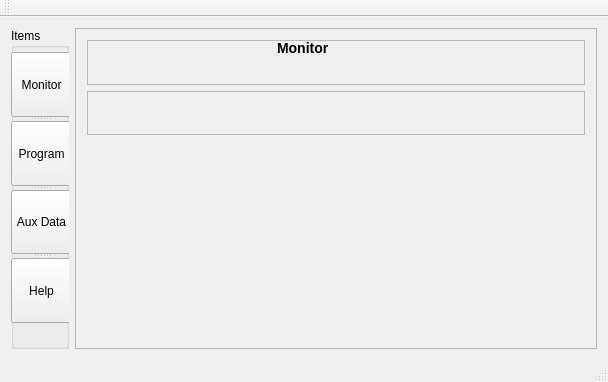
Old version of the form controlPC/GUIPrototype/mainwindow.ui in the repository simachewh/climateChamber.
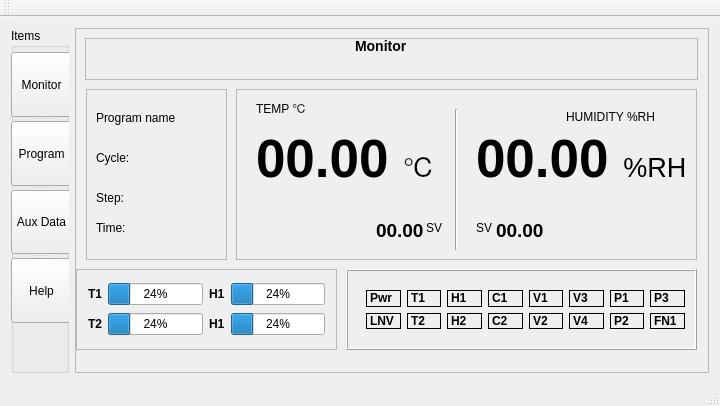
New version of the form.

Commit message: gui prototype monitor page has now all views, layouts yet to be added.

Patch:
```diff
--- a/controlPC/GUIPrototype/mainwindow.ui
+++ b/controlPC/GUIPrototype/mainwindow.ui
@@ -6,14 +6,26 @@
    <rect>
     <x>0</x>
     <y>0</y>
-    <width>608</width>
-    <height>382</height>
+    <width>720</width>
+    <height>406</height>
    </rect>
   </property>
+  <property name="minimumSize">
+   <size>
+    <width>720</width>
+    <height>360</height>
+   </size>
+  </property>
   <property name="windowTitle">
    <string>MainWindow</string>
   </property>
   <widget class="QWidget" name="centralWidget">
+   <property name="minimumSize">
+    <size>
+     <width>0</width>
+     <height>0</height>
+    </size>
+   </property>
    <layout class="QHBoxLayout" name="horizontalLayout_2">
     <item>
      <layout class="QHBoxLayout" name="horizontalLayout">
@@ -76,185 +88,514 @@
          <number>1</number>
         </property>
         <widget class="QWidget" name="monitorPage">
-         <layout class="QVBoxLayout" name="verticalLayout">
-          <item>
-           <widget class="QFrame" name="frame_2">
-            <property name="frameShape">
-             <enum>QFrame::StyledPanel</enum>
-            </property>
-            <property name="frameShadow">
-             <enum>QFrame::Raised</enum>
-            </property>
-            <widget class="QLabel" name="labelMonitor">
-             <property name="geometry">
-              <rect>
-               <x>190</x>
-               <y>0</y>
-               <width>71</width>
-               <height>16</height>
-              </rect>
-             </property>
+         <widget class="QFrame" name="titleFrame">
+          <property name="geometry">
+           <rect>
+            <x>9</x>
+            <y>9</y>
+            <width>613</width>
+            <height>42</height>
+           </rect>
+          </property>
+          <property name="frameShape">
+           <enum>QFrame::StyledPanel</enum>
+          </property>
+          <property name="frameShadow">
+           <enum>QFrame::Raised</enum>
+          </property>
+          <widget class="QLabel" name="labelMonitor">
+           <property name="geometry">
+            <rect>
+             <x>270</x>
+             <y>0</y>
+             <width>71</width>
+             <height>16</height>
+            </rect>
+           </property>
+           <property name="text">
+            <string>&lt;h3&gt;Monitor&lt;/h3&gt;</string>
+           </property>
+          </widget>
+         </widget>
+         <widget class="QFrame" name="deviceFrame">
+          <property name="geometry">
+           <rect>
+            <x>270</x>
+            <y>240</y>
+            <width>351</width>
+            <height>81</height>
+           </rect>
+          </property>
+          <property name="frameShape">
+           <enum>QFrame::Box</enum>
+          </property>
+          <property name="frameShadow">
+           <enum>QFrame::Raised</enum>
+          </property>
+          <widget class="QWidget" name="">
+           <property name="geometry">
+            <rect>
+             <x>9</x>
+             <y>10</y>
+             <width>341</width>
+             <height>61</height>
+            </rect>
+           </property>
+           <layout class="QGridLayout" name="gridLayout_2">
+            <item row="0" column="0">
+             <widget class="QLabel" name="pwrLabel">
+              <property name="frameShape">
+               <enum>QFrame::Box</enum>
+              </property>
+              <property name="text">
+               <string>&lt;b&gt;Pwr&lt;/b&gt;</string>
+              </property>
+             </widget>
+            </item>
+            <item row="0" column="1">
+             <widget class="QLabel" name="t1Label">
+              <property name="frameShape">
+               <enum>QFrame::Box</enum>
+              </property>
+              <property name="text">
+               <string>&lt;b&gt;T1&lt;/b&gt;</string>
+              </property>
+             </widget>
+            </item>
+            <item row="0" column="2">
+             <widget class="QLabel" name="h1Label">
+              <property name="frameShape">
+               <enum>QFrame::Box</enum>
+              </property>
+              <property name="text">
+               <string>&lt;b&gt;H1&lt;/b&gt;</string>
+              </property>
+             </widget>
+            </item>
+            <item row="0" column="3">
+             <widget class="QLabel" name="c1Label">
+              <property name="frameShape">
+               <enum>QFrame::Box</enum>
+              </property>
+              <property name="text">
+               <string>&lt;b&gt;C1&lt;/b&gt;</string>
+              </property>
+             </widget>
+            </item>
+            <item row="0" column="4">
+             <widget class="QLabel" name="v1Label">
+              <property name="frameShape">
+               <enum>QFrame::Box</enum>
+              </property>
+              <property name="text">
+               <string>&lt;b&gt;V1&lt;/b&gt;</string>
+              </property>
+             </widget>
+            </item>
+            <item row="0" column="5">
+             <widget class="QLabel" name="v3Label">
+              <property name="frameShape">
+               <enum>QFrame::Box</enum>
+              </property>
+              <property name="text">
+               <string>&lt;b&gt;V3&lt;/b&gt;</string>
+              </property>
+             </widget>
+            </item>
+            <item row="0" column="6">
+             <widget class="QLabel" name="v4Label_2">
+              <property name="frameShape">
+               <enum>QFrame::Box</enum>
+              </property>
+              <property name="text">
+               <string>&lt;b&gt;P1&lt;/b&gt;</string>
+              </property>
+             </widget>
+            </item>
+            <item row="0" column="7">
+             <widget class="QLabel" name="v4Label_4">
+              <property name="frameShape">
+               <enum>QFrame::Box</enum>
+              </property>
+              <property name="text">
+               <string>&lt;b&gt;P3&lt;/b&gt;</string>
+              </property>
+             </widget>
+            </item>
+            <item row="1" column="0">
+             <widget class="QLabel" name="lnvLabel">
+              <property name="frameShape">
+               <enum>QFrame::Box</enum>
+              </property>
+              <property name="text">
+               <string>&lt;b&gt;LNV&lt;/b&gt;</string>
+              </property>
+             </widget>
+            </item>
+            <item row="1" column="1">
+             <widget class="QLabel" name="t2Label">
+              <property name="frameShape">
+               <enum>QFrame::Box</enum>
+              </property>
+              <property name="text">
+               <string>&lt;b&gt;T2&lt;/b&gt;</string>
+              </property>
+             </widget>
+            </item>
+            <item row="1" column="2">
+             <widget class="QLabel" name="h2Label">
+              <property name="frameShape">
+               <enum>QFrame::Box</enum>
+              </property>
+              <property name="text">
+               <string>&lt;b&gt;H2&lt;/b&gt;</string>
+              </property>
+             </widget>
+            </item>
+            <item row="1" column="3">
+             <widget class="QLabel" name="c2Label">
+              <property name="frameShape">
+               <enum>QFrame::Box</enum>
+              </property>
+              <property name="text">
+               <string>&lt;b&gt;C2&lt;/b&gt;</string>
+              </property>
+             </widget>
+            </item>
+            <item row="1" column="4">
+             <widget class="QLabel" name="v2Label">
+              <property name="frameShape">
+               <enum>QFrame::Box</enum>
+              </property>
+              <property name="text">
+               <string>&lt;b&gt;V2&lt;/b&gt;</string>
+              </property>
+             </widget>
+            </item>
+            <item row="1" column="5">
+             <widget class="QLabel" name="v4Label">
+              <property name="frameShape">
+               <enum>QFrame::Box</enum>
+              </property>
+              <property name="text">
+               <string>&lt;b&gt;V4&lt;/b&gt;</string>
+              </property>
+             </widget>
+            </item>
+            <item row="1" column="6">
+             <widget class="QLabel" name="v4Label_3">
+              <property name="frameShape">
+               <enum>QFrame::Box</enum>
+              </property>
+              <property name="text">
+               <string>&lt;b&gt;P2&lt;/b&gt;</string>
+              </property>
+             </widget>
+            </item>
+            <item row="1" column="7">
+             <widget class="QLabel" name="v4Label_5">
+              <property name="frameShape">
+               <enum>QFrame::Box</enum>
+              </property>
+              <property name="text">
+               <string>&lt;b&gt;FN1&lt;/b&gt;</string>
+              </property>
+             </widget>
+            </item>
+           </layout>
+          </widget>
+         </widget>
+         <widget class="QFrame" name="stateFrame">
+          <property name="geometry">
+           <rect>
+            <x>160</x>
+            <y>60</y>
+            <width>461</width>
+            <height>171</height>
+           </rect>
+          </property>
+          <property name="frameShape">
+           <enum>QFrame::StyledPanel</enum>
+          </property>
+          <property name="frameShadow">
+           <enum>QFrame::Raised</enum>
+          </property>
+          <widget class="QLabel" name="labelTemp">
+           <property name="geometry">
+            <rect>
+             <x>20</x>
+             <y>10</y>
+             <width>67</width>
+             <height>17</height>
+            </rect>
+           </property>
+           <property name="text">
+            <string>&lt;p&gt;TEMP &amp;#8451;&lt;/p&gt;</string>
+           </property>
+          </widget>
+          <widget class="QLabel" name="labelHumid">
+           <property name="geometry">
+            <rect>
+             <x>330</x>
+             <y>20</y>
+             <width>121</width>
+             <height>17</height>
+            </rect>
+           </property>
+           <property name="text">
+            <string>&lt;p&gt;HUMIDITY %RH&lt;/p&gt;</string>
+           </property>
+          </widget>
+          <widget class="Line" name="lineSeparator">
+           <property name="geometry">
+            <rect>
+             <x>210</x>
+             <y>20</y>
+             <width>21</width>
+             <height>141</height>
+            </rect>
+           </property>
+           <property name="orientation">
+            <enum>Qt::Vertical</enum>
+           </property>
+          </widget>
+          <widget class="QLabel" name="tempRealValueLabel">
+           <property name="geometry">
+            <rect>
+             <x>20</x>
+             <y>40</y>
+             <width>181</width>
+             <height>61</height>
+            </rect>
+           </property>
+           <property name="font">
+            <font>
+             <pointsize>20</pointsize>
+            </font>
+           </property>
+           <property name="text">
+            <string>&lt;html&gt;&lt;head/&gt;&lt;body&gt;&lt;p&gt;&lt;span style=&quot; font-size:xx-large; font-weight:600;&quot;&gt;00.00 &lt;/span&gt;℃&lt;/p&gt;&lt;/body&gt;&lt;/html&gt;</string>
+           </property>
+          </widget>
+          <widget class="QLabel" name="humidRealValueLabel">
+           <property name="geometry">
+            <rect>
+             <x>240</x>
+             <y>40</y>
+             <width>211</width>
+             <height>61</height>
+            </rect>
+           </property>
+           <property name="font">
+            <font>
+             <pointsize>20</pointsize>
+            </font>
+           </property>
+           <property name="text">
+            <string>&lt;html&gt;&lt;head/&gt;&lt;body&gt;&lt;p&gt;&lt;span style=&quot; font-size:xx-large; font-weight:600;&quot;&gt;00.00 &lt;/span&gt;%RH&lt;/p&gt;&lt;/body&gt;&lt;/html&gt;</string>
+           </property>
+          </widget>
+          <widget class="QLabel" name="label">
+           <property name="geometry">
+            <rect>
+             <x>190</x>
+             <y>130</y>
+             <width>21</width>
+             <height>17</height>
+            </rect>
+           </property>
+           <property name="text">
+            <string>SV</string>
+           </property>
+          </widget>
+          <widget class="QLabel" name="label_2">
+           <property name="geometry">
+            <rect>
+             <x>240</x>
+             <y>130</y>
+             <width>21</width>
+             <height>17</height>
+            </rect>
+           </property>
+           <property name="text">
+            <string>SV</string>
+           </property>
+          </widget>
+          <widget class="QLabel" name="tempSetValueLabel">
+           <property name="geometry">
+            <rect>
+             <x>140</x>
+             <y>130</y>
+             <width>51</width>
+             <height>21</height>
+            </rect>
+           </property>
+           <property name="text">
+            <string>&lt;html&gt;&lt;head/&gt;&lt;body&gt;&lt;p&gt;&lt;span style=&quot; font-size:14pt; font-weight:600;&quot;&gt;00.00&lt;/span&gt;&lt;/p&gt;&lt;/body&gt;&lt;/html&gt;</string>
+           </property>
+          </widget>
+          <widget class="QLabel" name="humidSetValueLabel">
+           <property name="geometry">
+            <rect>
+             <x>260</x>
+             <y>130</y>
+             <width>51</width>
+             <height>21</height>
+            </rect>
+           </property>
+           <property name="text">
+            <string>&lt;html&gt;&lt;head/&gt;&lt;body&gt;&lt;p&gt;&lt;span style=&quot; font-size:14pt; font-weight:600;&quot;&gt;00.00&lt;/span&gt;&lt;/p&gt;&lt;/body&gt;&lt;/html&gt;</string>
+           </property>
+          </widget>
+         </widget>
+         <widget class="QFrame" name="infoFrame">
+          <property name="geometry">
+           <rect>
+            <x>10</x>
+            <y>60</y>
+            <width>141</width>
+            <height>171</height>
+           </rect>
+          </property>
+          <property name="frameShape">
+           <enum>QFrame::StyledPanel</enum>
+          </property>
+          <property name="frameShadow">
+           <enum>QFrame::Raised</enum>
+          </property>
+          <widget class="QLabel" name="progNameLabel">
+           <property name="geometry">
+            <rect>
+             <x>10</x>
+             <y>20</y>
+             <width>111</width>
+             <height>17</height>
+            </rect>
+           </property>
+           <property name="text">
+            <string>Program name</string>
+           </property>
+          </widget>
+          <widget class="QLabel" name="cycleLabel">
+           <property name="geometry">
+            <rect>
+             <x>10</x>
+             <y>60</y>
+             <width>111</width>
+             <height>17</height>
+            </rect>
+           </property>
+           <property name="text">
+            <string>Cycle: </string>
+           </property>
+          </widget>
+          <widget class="QLabel" name="stepLabel">
+           <property name="geometry">
+            <rect>
+             <x>10</x>
+             <y>100</y>
+             <width>101</width>
+             <height>17</height>
+            </rect>
+           </property>
+           <property name="text">
+            <string>Step: </string>
+           </property>
+          </widget>
+          <widget class="QLabel" name="timeLabel">
+           <property name="geometry">
+            <rect>
+             <x>10</x>
+             <y>130</y>
+             <width>101</width>
+             <height>17</height>
+            </rect>
+           </property>
+           <property name="text">
+            <string>Time: </string>
+           </property>
+          </widget>
+         </widget>
+         <widget class="QFrame" name="barsFrame">
+          <property name="geometry">
+           <rect>
+            <x>0</x>
+            <y>240</y>
+            <width>261</width>
+            <height>81</height>
+           </rect>
+          </property>
+          <property name="sizePolicy">
+           <sizepolicy hsizetype="Fixed" vsizetype="Preferred">
+            <horstretch>0</horstretch>
+            <verstretch>0</verstretch>
+           </sizepolicy>
+          </property>
+          <property name="frameShape">
+           <enum>QFrame::StyledPanel</enum>
+          </property>
+          <property name="frameShadow">
+           <enum>QFrame::Raised</enum>
+          </property>
+          <layout class="QGridLayout" name="gridLayout">
+           <item row="0" column="0">
+            <widget class="QLabel" name="labelT1Bar">
              <property name="text">
-              <string>&lt;h3&gt;Monitor&lt;/h3&gt;</string>
+              <string>&lt;h4&gt;T1&lt;/h4&gt;</string>
              </property>
             </widget>
-           </widget>
-          </item>
-          <item>
-           <widget class="QSplitter" name="splitter_2">
-            <property name="frameShape">
-             <enum>QFrame::StyledPanel</enum>
-            </property>
-            <property name="frameShadow">
-             <enum>QFrame::Raised</enum>
-            </property>
-            <property name="orientation">
-             <enum>Qt::Horizontal</enum>
-            </property>
-           </widget>
-          </item>
-          <item>
-           <widget class="QSplitter" name="splitter_4">
-            <property name="orientation">
-             <enum>Qt::Horizontal</enum>
-            </property>
-           </widget>
-          </item>
-          <item>
-           <widget class="QFrame" name="frame">
-            <property name="sizePolicy">
-             <sizepolicy hsizetype="Fixed" vsizetype="Preferred">
-              <horstretch>0</horstretch>
-              <verstretch>0</verstretch>
-             </sizepolicy>
-            </property>
-            <property name="frameShape">
-             <enum>QFrame::StyledPanel</enum>
-            </property>
-            <property name="frameShadow">
-             <enum>QFrame::Raised</enum>
-            </property>
-            <widget class="QLabel" name="labelH1">
-             <property name="geometry">
-              <rect>
-               <x>150</x>
-               <y>10</y>
-               <width>20</width>
-               <height>25</height>
-              </rect>
-             </property>
-             <property name="text">
-              <string>&lt;h4&gt;H1&lt;/h4&gt;</string>
-             </property>
-            </widget>
-            <widget class="QProgressBar" name="t1ProgressBar">
-             <property name="geometry">
-              <rect>
-               <x>40</x>
-               <y>60</y>
-               <width>81</width>
-               <height>21</height>
-              </rect>
-             </property>
+           </item>
+           <item row="0" column="1">
+            <widget class="QProgressBar" name="h1ProgressBar">
              <property name="value">
               <number>24</number>
              </property>
             </widget>
-            <widget class="QProgressBar" name="h2ProgressBar">
-             <property name="geometry">
-              <rect>
-               <x>180</x>
-               <y>60</y>
-               <width>121</width>
-               <height>25</height>
-              </rect>
-             </property>
-             <property name="value">
-              <number>24</number>
-             </property>
-            </widget>
-            <widget class="QLabel" name="labelH2">
-             <property name="geometry">
-              <rect>
-               <x>150</x>
-               <y>60</y>
-               <width>20</width>
-               <height>25</height>
-              </rect>
-             </property>
+           </item>
+           <item row="0" column="2">
+            <widget class="QLabel" name="labelH1Bar">
              <property name="text">
               <string>&lt;h4&gt;H1&lt;/h4&gt;</string>
              </property>
             </widget>
+           </item>
+           <item row="0" column="3">
             <widget class="QProgressBar" name="t2ProgressBar">
-             <property name="geometry">
-              <rect>
-               <x>180</x>
-               <y>10</y>
-               <width>121</width>
-               <height>25</height>
-              </rect>
-             </property>
              <property name="value">
               <number>24</number>
              </property>
             </widget>
-            <widget class="QLabel" name="labelT2">
-             <property name="geometry">
-              <rect>
-               <x>10</x>
-               <y>60</y>
-               <width>33</width>
-               <height>25</height>
-              </rect>
-             </property>
+           </item>
+           <item row="1" column="0">
+            <widget class="QLabel" name="labelT2Bar">
              <property name="text">
               <string>&lt;h4&gt;T2&lt;/h4&gt;</string>
              </property>
             </widget>
-            <widget class="QProgressBar" name="h1ProgressBar">
-             <property name="geometry">
-              <rect>
-               <x>40</x>
-               <y>10</y>
-               <width>89</width>
-               <height>25</height>
-              </rect>
-             </property>
+           </item>
+           <item row="1" column="1">
+            <widget class="QProgressBar" name="t1ProgressBar">
              <property name="value">
               <number>24</number>
              </property>
             </widget>
-            <widget class="QLabel" name="labelT1">
-             <property name="geometry">
-              <rect>
-               <x>10</x>
-               <y>10</y>
-               <width>31</width>
-               <height>21</height>
-              </rect>
-             </property>
+           </item>
+           <item row="1" column="2">
+            <widget class="QLabel" name="labelH2Bar">
              <property name="text">
-              <string>&lt;h4&gt;T1&lt;/h4&gt;</string>
+              <string>&lt;h4&gt;H1&lt;/h4&gt;</string>
              </property>
             </widget>
-           </widget>
-          </item>
-          <item>
-           <widget class="QSplitter" name="splitter_3">
-            <property name="orientation">
-             <enum>Qt::Horizontal</enum>
-            </property>
-           </widget>
-          </item>
-          <item>
-           <widget class="QSplitter" name="splitter_5">
-            <property name="orientation">
-             <enum>Qt::Horizontal</enum>
-            </property>
-           </widget>
-          </item>
-         </layout>
+           </item>
+           <item row="1" column="3">
+            <widget class="QProgressBar" name="h2ProgressBar">
+             <property name="value">
+              <number>24</number>
+             </property>
+            </widget>
+           </item>
+          </layout>
+         </widget>
         </widget>
         <widget class="QWidget" name="programPage">
          <widget class="QLabel" name="labelProgram">
```
Left out of the diff: 10 changed lines with no effect on the pictures. The commit also changes 2 other files.
